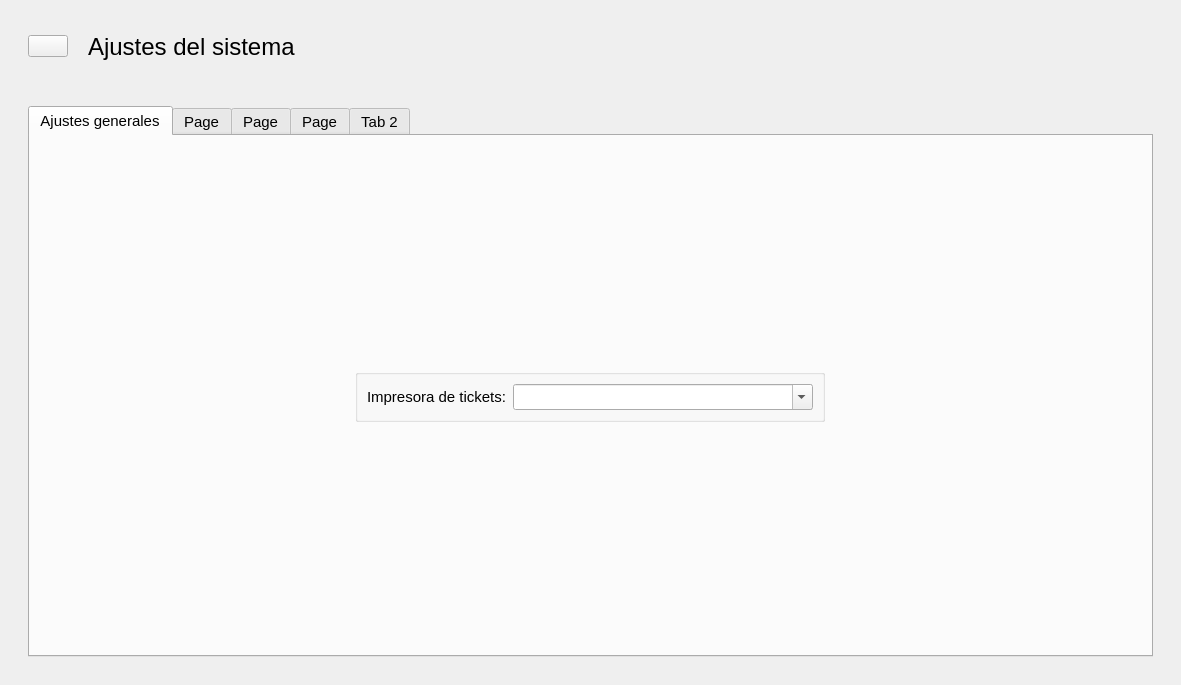
Qt form designer/Ui_Ajustes.ui (ivanperez-7/printpos) before a commit.
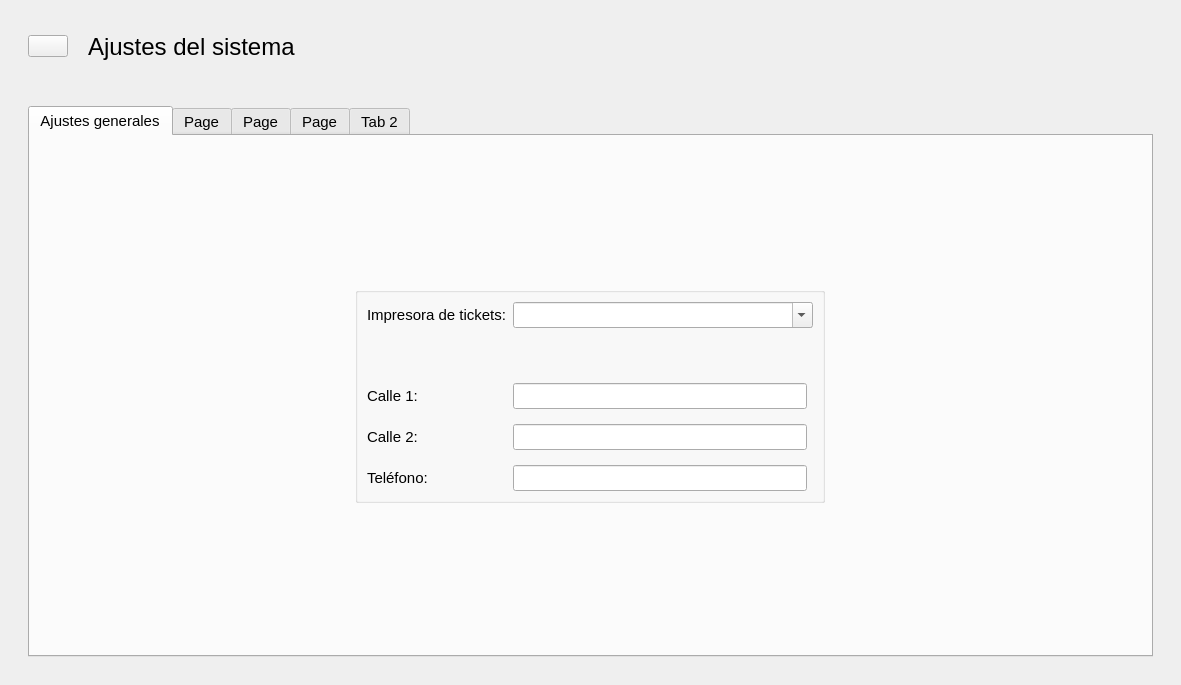
The same form after that commit. Icons and pictures are not drawn. Custom widgets are drawn as their Qt base class.

The edit to the form file:
```diff
--- a/designer/Ui_Ajustes.ui
+++ b/designer/Ui_Ajustes.ui
@@ -90,7 +90,27 @@
          <property name="title">
           <string/>
          </property>
-         <layout class="QFormLayout" name="formLayout">
+         <layout class="QGridLayout" name="gridLayout">
+          <property name="verticalSpacing">
+           <number>15</number>
+          </property>
+          <item row="2" column="0">
+           <widget class="QLabel" name="label_3">
+            <property name="text">
+             <string>Calle 1:</string>
+            </property>
+           </widget>
+          </item>
+          <item row="4" column="1">
+           <widget class="QLineEdit" name="txtCalle2"/>
+          </item>
+          <item row="4" column="0">
+           <widget class="QLabel" name="label_4">
+            <property name="text">
+             <string>Calle 2:</string>
+            </property>
+           </widget>
+          </item>
           <item row="0" column="0">
            <widget class="QLabel" name="label">
             <property name="text">
@@ -98,7 +118,14 @@
             </property>
            </widget>
           </item>
-          <item row="0" column="1">
+          <item row="6" column="0">
+           <widget class="QLabel" name="label_5">
+            <property name="text">
+             <string>Teléfono:</string>
+            </property>
+           </widget>
+          </item>
+          <item row="0" column="1" colspan="2">
            <widget class="QComboBox" name="boxImpresoras">
             <property name="minimumSize">
              <size>
@@ -111,6 +138,25 @@
             </property>
            </widget>
           </item>
+          <item row="1" column="1">
+           <spacer name="verticalSpacer">
+            <property name="orientation">
+             <enum>Qt::Vertical</enum>
+            </property>
+            <property name="sizeHint" stdset="0">
+             <size>
+              <width>20</width>
+              <height>40</height>
+             </size>
+            </property>
+           </spacer>
+          </item>
+          <item row="2" column="1">
+           <widget class="QLineEdit" name="txtCalle1"/>
+          </item>
+          <item row="6" column="1">
+           <widget class="QLineEdit" name="txtTelefono"/>
+          </item>
          </layout>
         </widget>
        </item>
```
